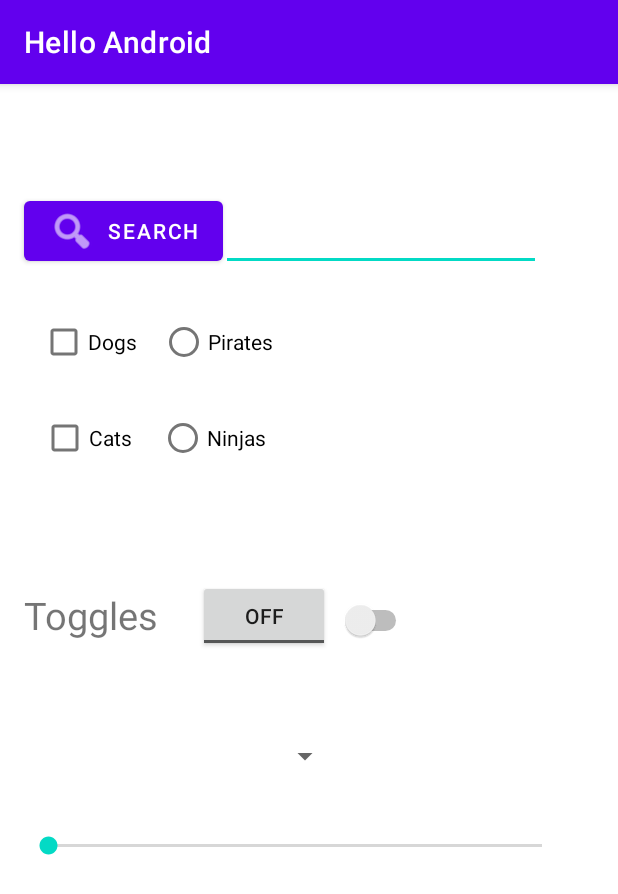
After one commit to AlfredLouisCarpio/Carpio_IT-Elec2-1-30, an Android app: the ListActivity screen opened directly, with no data from a screen before it, on a phone screen of 412 x 824 dp. The commit adds this screen. Shown: the top 894 px of the screen. Run offline under Robolectric (Android 15) with nearby library versions, the phone set to English and light mode, and no system bars.

Commit message:
03/04/23 inputs

```diff
--- a/app/src/main/AndroidManifest.xml
+++ b/app/src/main/AndroidManifest.xml
@@ -11,6 +11,9 @@
         android:supportsRtl="true"
         android:theme="@style/Theme.MyApplication"
         tools:targetApi="31">
+        <activity
+            android:name=".ListActivity"
+            android:exported="false" />
         <activity
             android:name=".ThirdActivity"
             android:exported="false" />
--- /dev/null
+++ b/app/src/main/java/com/example/myapplication/ListActivity.java
@@ -0,0 +1,14 @@
+package com.example.myapplication;
+
+import androidx.appcompat.app.AppCompatActivity;
+
+import android.os.Bundle;
+
+public class ListActivity extends AppCompatActivity {
+
+    @Override
+    protected void onCreate(Bundle savedInstanceState) {
+        super.onCreate(savedInstanceState);
+        setContentView(R.layout.activity_list);
+    }
+}
--- /dev/null
+++ b/app/src/main/res/layout/activity_list.xml
@@ -0,0 +1,141 @@
+<?xml version="1.0" encoding="utf-8"?>
+<androidx.constraintlayout.widget.ConstraintLayout xmlns:android="http://schemas.android.com/apk/res/android"
+    xmlns:app="http://schemas.android.com/apk/res-auto"
+    xmlns:tools="http://schemas.android.com/tools"
+    android:layout_width="match_parent"
+    android:layout_height="match_parent"
+    tools:context=".ListActivity">
+
+    <CheckBox
+        android:id="@+id/checkBox"
+        android:layout_width="wrap_content"
+        android:layout_height="wrap_content"
+        android:text="Dogs"
+        app:layout_constraintBottom_toBottomOf="parent"
+        app:layout_constraintEnd_toEndOf="parent"
+        app:layout_constraintHorizontal_bias="0.077"
+        app:layout_constraintStart_toStartOf="parent"
+        app:layout_constraintTop_toTopOf="parent"
+        app:layout_constraintVertical_bias="0.206" />
+
+    <CheckBox
+        android:id="@+id/checkBox2"
+        android:layout_width="wrap_content"
+        android:layout_height="wrap_content"
+        android:text="Cats"
+        app:layout_constraintBottom_toBottomOf="parent"
+        app:layout_constraintEnd_toEndOf="parent"
+        app:layout_constraintHorizontal_bias="0.077"
+        app:layout_constraintStart_toStartOf="parent"
+        app:layout_constraintTop_toTopOf="parent"
+        app:layout_constraintVertical_bias="0.294" />
+
+    <RadioButton
+        android:id="@+id/radioButton"
+        android:layout_width="wrap_content"
+        android:layout_height="wrap_content"
+        android:text="Pirates"
+        app:layout_constraintBottom_toBottomOf="parent"
+        app:layout_constraintEnd_toEndOf="parent"
+        app:layout_constraintHorizontal_bias="0.316"
+        app:layout_constraintStart_toStartOf="parent"
+        app:layout_constraintTop_toTopOf="parent"
+        app:layout_constraintVertical_bias="0.206" />
+
+    <RadioButton
+        android:id="@+id/radioButton2"
+        android:layout_width="wrap_content"
+        android:layout_height="wrap_content"
+        android:text="Ninjas"
+        app:layout_constraintBottom_toBottomOf="parent"
+        app:layout_constraintEnd_toEndOf="parent"
+        app:layout_constraintHorizontal_bias="0.311"
+        app:layout_constraintStart_toStartOf="parent"
+        app:layout_constraintTop_toTopOf="parent"
+        app:layout_constraintVertical_bias="0.294" />
+
+    <Button
+        android:id="@+id/button2"
+        android:layout_width="wrap_content"
+        android:layout_height="wrap_content"
+        android:text="Search"
+        app:icon="@android:drawable/ic_menu_search"
+        app:layout_constraintBottom_toBottomOf="parent"
+        app:layout_constraintEnd_toEndOf="parent"
+        app:layout_constraintHorizontal_bias="0.057"
+        app:layout_constraintStart_toStartOf="parent"
+        app:layout_constraintTop_toTopOf="parent"
+        app:layout_constraintVertical_bias="0.101" />
+
+    <EditText
+        android:id="@+id/editTextTextPersonName"
+        android:layout_width="wrap_content"
+        android:layout_height="wrap_content"
+        android:ems="10"
+        android:inputType="textPersonName"
+        app:layout_constraintBottom_toBottomOf="parent"
+        app:layout_constraintEnd_toEndOf="parent"
+        app:layout_constraintHorizontal_bias="0.741"
+        app:layout_constraintStart_toStartOf="parent"
+        app:layout_constraintTop_toTopOf="parent"
+        app:layout_constraintVertical_bias="0.11" />
+
+    <ToggleButton
+        android:id="@+id/toggleButton"
+        android:layout_width="wrap_content"
+        android:layout_height="wrap_content"
+        android:text="ToggleButton"
+        app:layout_constraintBottom_toBottomOf="parent"
+        app:layout_constraintEnd_toEndOf="parent"
+        app:layout_constraintHorizontal_bias="0.408"
+        app:layout_constraintStart_toStartOf="parent"
+        app:layout_constraintTop_toTopOf="parent"
+        app:layout_constraintVertical_bias="0.459" />
+
+    <Switch
+        android:id="@+id/switch2"
+        android:layout_width="73dp"
+        android:layout_height="42dp"
+        app:layout_constraintBottom_toBottomOf="parent"
+        app:layout_constraintEnd_toEndOf="parent"
+        app:layout_constraintHorizontal_bias="0.594"
+        app:layout_constraintStart_toStartOf="parent"
+        app:layout_constraintTop_toTopOf="parent"
+        app:layout_constraintVertical_bias="0.464" />
+
+    <Spinner
+        android:id="@+id/spinner"
+        android:layout_width="211dp"
+        android:layout_height="39dp"
+        app:layout_constraintBottom_toBottomOf="parent"
+        app:layout_constraintEnd_toEndOf="parent"
+        app:layout_constraintHorizontal_bias="0.08"
+        app:layout_constraintStart_toStartOf="parent"
+        app:layout_constraintTop_toTopOf="parent"
+        app:layout_constraintVertical_bias="0.588" />
+
+    <SeekBar
+        android:id="@+id/seekBar"
+        android:layout_width="361dp"
+        android:layout_height="33dp"
+        app:layout_constraintBottom_toBottomOf="parent"
+        app:layout_constraintEnd_toEndOf="parent"
+        app:layout_constraintHorizontal_bias="0.32"
+        app:layout_constraintStart_toStartOf="parent"
+        app:layout_constraintTop_toTopOf="parent"
+        app:layout_constraintVertical_bias="0.669" />
+
+    <TextView
+        android:id="@+id/textView2"
+        android:layout_width="91dp"
+        android:layout_height="36dp"
+        android:text="Toggles"
+        android:textSize="25dp"
+        app:layout_constraintBottom_toBottomOf="parent"
+        app:layout_constraintEnd_toEndOf="parent"
+        app:layout_constraintHorizontal_bias="0.05"
+        app:layout_constraintStart_toStartOf="parent"
+        app:layout_constraintTop_toTopOf="parent"
+        app:layout_constraintVertical_bias="0.46" />
+
+</androidx.constraintlayout.widget.ConstraintLayout>
--- a/app/src/main/res/layout/activity_main.xml
+++ b/app/src/main/res/layout/activity_main.xml
@@ -8,19 +8,23 @@
     <EditText
         android:layout_width="match_parent"
         android:layout_height="wrap_content"
-        android:hint="To" />
+        android:hint="@string/to" />
+
+    <EditText
+        android:layout_width="377dp"
+        android:layout_height="69dp"
+        android:hint="@string/subject" />
+
     <EditText
         android:layout_width="match_parent"
-        android:layout_height="wrap_content"
-        android:hint="@string/subject" />
-    <EditText
-        android:layout_width="match_parent"
-        android:layout_height="0dp"
+        android:layout_height="48dp"
         android:layout_weight="1"
         android:gravity="top"
         android:hint="@string/message" />
+
     <Button
-        android:layout_width="100dp"
+        android:id="@+id/button"
+        android:layout_width="106dp"
         android:layout_height="wrap_content"
         android:layout_gravity="right"
         android:text="@string/send" />
```
